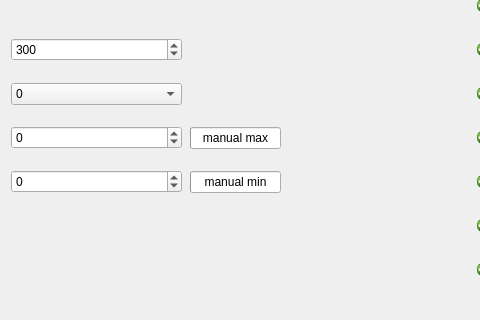
Old version of the form ui/Ui_HiControlWidget.ui in the repository alvaro893/sensor-reader; both pictures show x 0 to 480 and y 89 to 409 of the 651 by 707 pixel window.
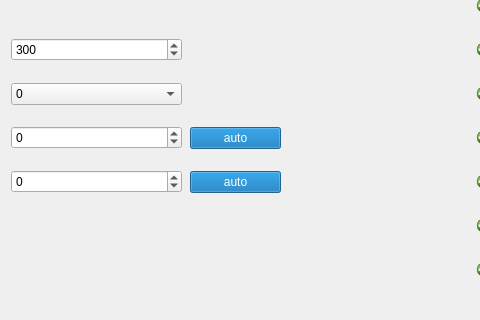
New version of the form.

Commit message: change max/min indicators

What changed in the file:
```diff
--- a/ui/Ui_HiControlWidget.ui
+++ b/ui/Ui_HiControlWidget.ui
@@ -174,7 +174,7 @@
         <number>1</number>
        </property>
        <property name="value">
-        <number>0</number>
+        <number>1</number>
        </property>
        <property name="textVisible">
         <bool>true</bool>
@@ -186,7 +186,7 @@
         <bool>false</bool>
        </property>
        <property name="format">
-        <string>manual max</string>
+        <string>auto</string>
        </property>
       </widget>
      </item>
@@ -553,13 +553,13 @@
         <number>1</number>
        </property>
        <property name="value">
-        <number>0</number>
+        <number>1</number>
        </property>
        <property name="textVisible">
         <bool>true</bool>
        </property>
        <property name="format">
-        <string>manual min</string>
+        <string>auto</string>
        </property>
       </widget>
      </item>
```
The commit also changes 1 other file.
